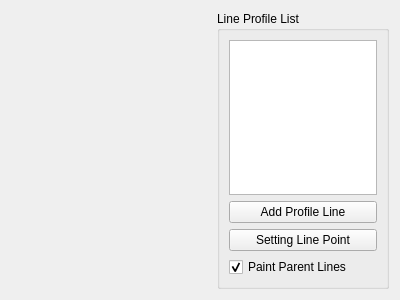
Old version of the form source/modules/line_profile/LineProfileWidget.ui in the repository josefkoller/ambient_image_processor.
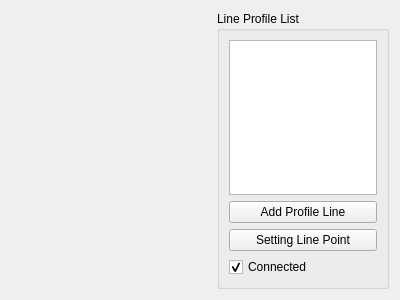
New version of the form. Custom widgets are drawn as their Qt base class.

Commit message: fix profile line connection

What changed in the file:
```diff
--- a/source/modules/line_profile/LineProfileWidget.ui
+++ b/source/modules/line_profile/LineProfileWidget.ui
@@ -81,7 +81,7 @@
          <bool>true</bool>
         </property>
         <property name="text">
-         <string>Paint Parent Lines</string>
+         <string>Connected</string>
         </property>
         <property name="checked">
          <bool>true</bool>
```
Left out of the diff: 2 changed lines with no effect on the pictures. The commit also changes 2 other files.
